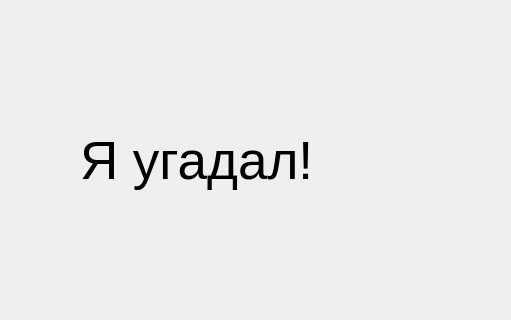
Above: QtPetinator/losing.ui from krbroman/Petinator before the change; both pictures show x 90 to 601 and y 90 to 410 of the 800 by 600 pixel window. Below: the same form after it.
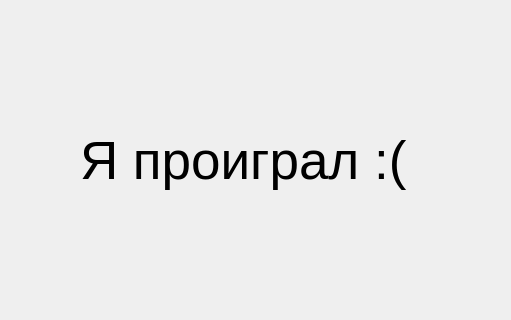
That is the form after the change.

```diff
--- a/QtPetinator/losing.ui
+++ b/QtPetinator/losing.ui
@@ -54,7 +54,7 @@
     <rect>
      <x>170</x>
      <y>170</y>
-     <width>351</width>
+     <width>451</width>
      <height>161</height>
     </rect>
    </property>
@@ -64,7 +64,7 @@
     </font>
    </property>
    <property name="text">
-    <string>Я угадал!</string>
+    <string>Я проиграл :(</string>
    </property>
   </widget>
  </widget>
```
Left out of the diff: 4 changed lines with no effect on the pictures.
